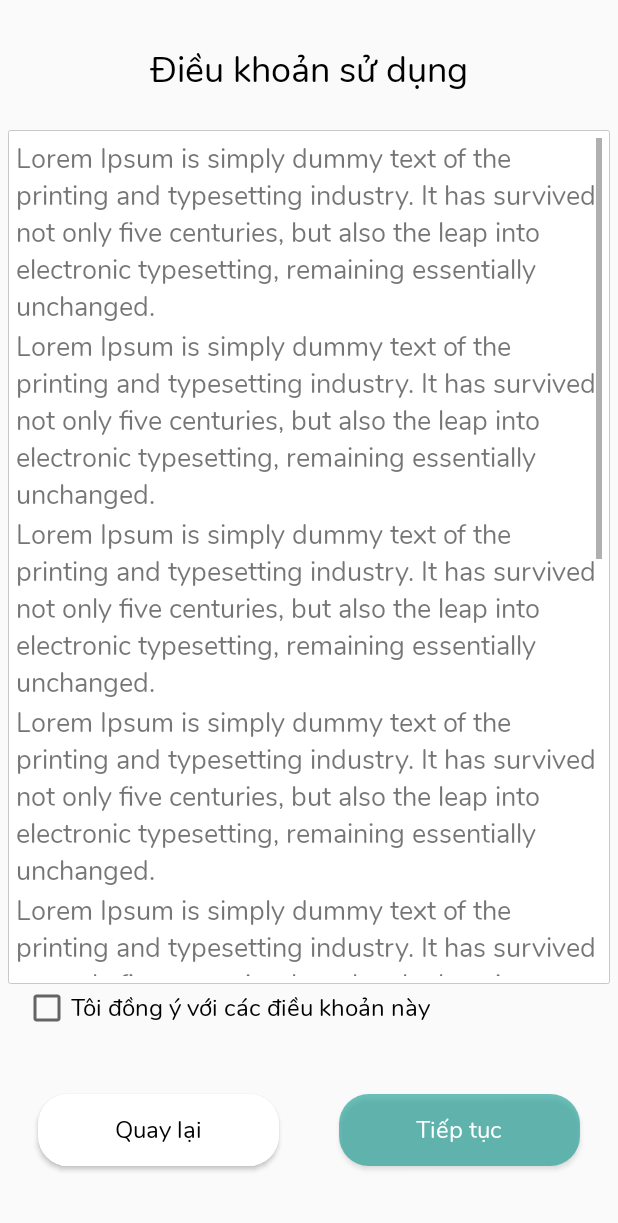
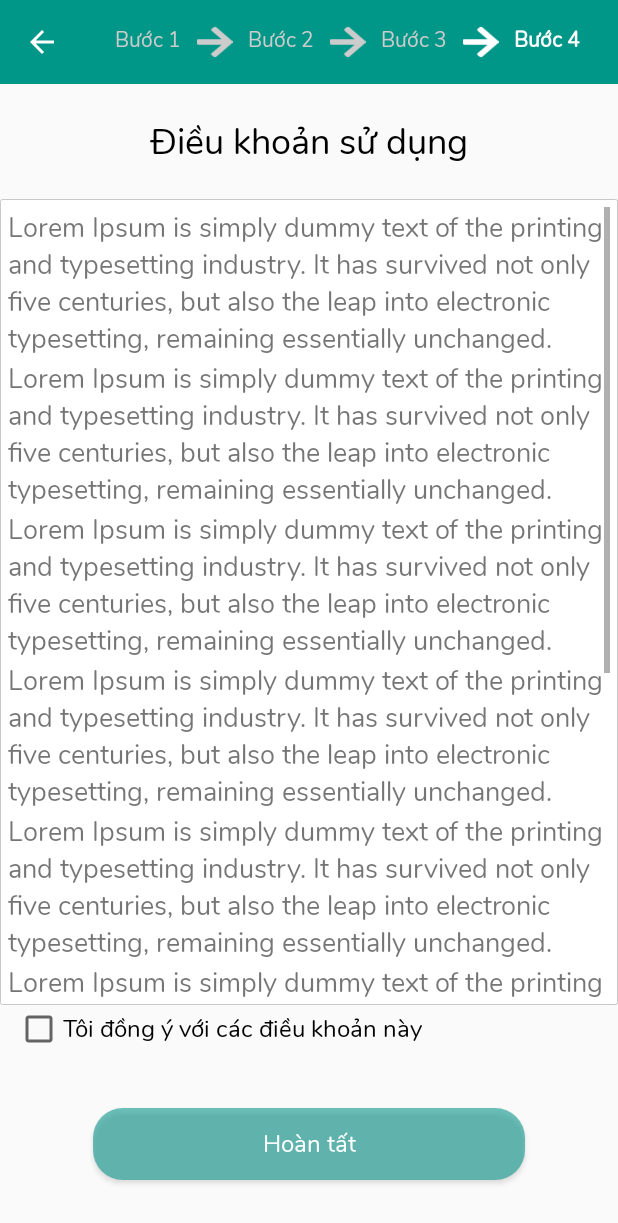
Before and after one commit to manhvdse61952/vehicle-rental-system, an Android app: the SignupOwnerPolicy screen opened directly, with no data from a screen before it, on a phone screen of 412 x 824 dp. Shown: the top 1223 px of the screen. Run offline under Robolectric (Android 15) with nearby library versions, the phone set to English and light mode, and no system bars; our stand-ins replace FlexboxLayout.

Commit message:
Redesign signup layout

```diff
--- a/VRS-android/app/src/main/AndroidManifest.xml
+++ b/VRS-android/app/src/main/AndroidManifest.xml
@@ -90,8 +90,6 @@
                 <action android:name="com.google.firebase.MESSAGING_EVENT" />
             </intent-filter>
         </service>
-
-        <activity android:name=".layout.signup.customer.SignUpActivity" android:screenOrientation="portrait"></activity>
         <activity android:name=".layout.signup.owner.SearchVehicleInfoActivity" android:screenOrientation="portrait"></activity>
     </application>
 
--- a/VRS-android/app/src/main/java/com/example/manhvdse61952/vrc_android/layout/signup/owner/SignupOwnerPolicy.java
+++ b/VRS-android/app/src/main/java/com/example/manhvdse61952/vrc_android/layout/signup/owner/SignupOwnerPolicy.java
@@ -8,6 +8,7 @@ import android.content.SharedPreferences;
 import android.os.Bundle;
 import android.support.annotation.Nullable;
 import android.support.v7.app.AppCompatActivity;
+import android.support.v7.widget.Toolbar;
 import android.view.View;
 import android.widget.Button;
 import android.widget.CheckBox;
@@ -39,7 +40,7 @@ import retrofit2.Retrofit;
 
 public class SignupOwnerPolicy extends AppCompatActivity {
 
-    Button btnSignupAccept, btnSignupBack;
+    Button btnSignupAccept;
     CheckBox cbxSignupPolicy;
     ProgressDialog dialog;
 
@@ -47,10 +48,16 @@ public class SignupOwnerPolicy extends AppCompatActivity {
     protected void onCreate(@Nullable Bundle savedInstanceState) {
         super.onCreate(savedInstanceState);
         setContentView(R.layout.activity_signup_policy_owner);
+        Toolbar toolbar = (Toolbar) findViewById(R.id.toolbar2);
+        setSupportActionBar(toolbar);
+        if (getSupportActionBar() != null) {
+            getSupportActionBar().setDisplayHomeAsUpEnabled(true);
+            getSupportActionBar().setDisplayShowHomeEnabled(true);
+            getSupportActionBar().setDisplayShowTitleEnabled(false);
+        }
 
         //Declare id
         btnSignupAccept = (Button) findViewById(R.id.btnSignupAccept);
-        btnSignupBack = (Button) findViewById(R.id.btnSignupBack);
         cbxSignupPolicy = (CheckBox) findViewById(R.id.cbxSignupPolicy);
 
         //Checkbox
@@ -131,15 +138,6 @@ public class SignupOwnerPolicy extends AppCompatActivity {
                 } catch (JsonProcessingException e) {
                     e.printStackTrace();
                 }
-            }
-        });
-
-        //Back button
-        btnSignupBack.setOnClickListener(new View.OnClickListener() {
-            @Override
-            public void onClick(View view) {
-                Intent it = new Intent(SignupOwnerPolicy.this, RegistVehicle.class);
-                startActivity(it);
             }
         });
     }
@@ -240,4 +238,9 @@ public class SignupOwnerPolicy extends AppCompatActivity {
         Intent it = new Intent(SignupOwnerPolicy.this, RegistVehicle.class);
         startActivity(it);
     }
+    @Override
+    public boolean onSupportNavigateUp() {
+        onBackPressed();
+        return true;
+    }
 }
--- a/VRS-android/app/src/main/res/layout/activity_signup_account.xml
+++ b/VRS-android/app/src/main/res/layout/activity_signup_account.xml
@@ -18,6 +18,7 @@
             android:layout_width="match_parent"
             android:orientation="horizontal"
             android:weightSum="9"
+            android:layout_marginRight="20dp"
             android:layout_height="match_parent">
             <TextView
                 android:layout_width="0dp"
--- a/VRS-android/app/src/main/res/layout/activity_signup_policy.xml
+++ b/VRS-android/app/src/main/res/layout/activity_signup_policy.xml
@@ -15,6 +15,7 @@
             android:layout_width="match_parent"
             android:orientation="horizontal"
             android:weightSum="9"
+            android:layout_marginRight="20dp"
             android:layout_height="match_parent">
             <TextView
                 android:layout_width="0dp"
@@ -171,8 +172,6 @@
                     android:id="@+id/btnSignupAccountAccept"
                     android:layout_width="0dp"
                     android:layout_weight="7"
-                    android:layout_marginLeft="20dp"
-                    android:layout_marginRight="20dp"
                     android:layout_height="wrap_content"
                     android:background="@drawable/btn_accept_hide"
                     android:textAllCaps="false"
--- a/VRS-android/app/src/main/res/layout/activity_signup_policy_owner.xml
+++ b/VRS-android/app/src/main/res/layout/activity_signup_policy_owner.xml
@@ -2,9 +2,76 @@
 <LinearLayout xmlns:android="http://schemas.android.com/apk/res/android"
     android:orientation="vertical"
     android:layout_width="match_parent"
-    android:layout_margin="5dp"
     android:layout_height="match_parent">
-
+    <android.support.v7.widget.Toolbar
+        android:id="@+id/toolbar2"
+        android:layout_width="match_parent"
+        android:layout_height="wrap_content"
+        android:background="?attr/colorPrimary"
+        android:minHeight="?attr/actionBarSize"
+        android:theme="?attr/actionBarTheme">
+        <LinearLayout
+            android:layout_width="match_parent"
+            android:orientation="horizontal"
+            android:weightSum="9"
+            android:layout_marginRight="20dp"
+            android:layout_height="match_parent">
+            <TextView
+                android:layout_width="0dp"
+                android:layout_weight="1.5"
+                android:text="Bước 1"
+                android:textSize="14sp"
+                android:gravity="center"
+                android:textColor="#CCCCCC"
+                android:layout_height="wrap_content" />
+            <ImageView
+                android:layout_width="0dp"
+                android:layout_weight="1"
+                android:src="@drawable/ic_back_two"
+                android:rotation="180"
+                android:tint="#CCCCCC"
+                android:layout_height="wrap_content" />
+            <TextView
+                android:layout_width="0dp"
+                android:layout_weight="1.5"
+                android:text="Bước 2"
+                android:textSize="14sp"
+                android:gravity="center"
+                android:textColor="#CCCCCC"
+                android:layout_height="wrap_content" />
+            <ImageView
+                android:layout_width="0dp"
+                android:layout_weight="1"
+                android:src="@drawable/ic_back_two"
+                android:rotation="180"
+                android:tint="#CCCCCC"
+                android:layout_height="wrap_content" />
+            <TextView
+                android:layout_width="0dp"
+                android:layout_weight="1.5"
+                android:text="Bước 3"
+                android:textSize="14sp"
+                android:gravity="center"
+                android:textColor="#CCCCCC"
+                android:layout_height="wrap_content" />
+            <ImageView
+                android:layout_width="0dp"
+                android:layout_weight="1"
+                android:src="@drawable/ic_back_two"
+                android:rotation="180"
+                android:tint="#FFFFFF"
+                android:layout_height="wrap_content" />
+            <TextView
+                android:layout_width="0dp"
+                android:layout_weight="1.5"
+                android:text="Bước 4"
+                android:textSize="14sp"
+                android:gravity="center"
+                android:textColor="#FFFFFF"
+                android:textStyle="bold"
+                android:layout_height="wrap_content" />
+        </LinearLayout>
+    </android.support.v7.widget.Toolbar>
     <LinearLayout
         android:layout_width="match_parent"
         android:orientation="vertical"
@@ -96,32 +163,17 @@
                 android:layout_width="match_parent"
                 android:orientation="horizontal"
                 android:weightSum="10"
-                android:gravity="center_vertical"
+                android:gravity="center"
                 android:layout_height="match_parent">
-                <Button
-                    android:id="@+id/btnSignupBack"
-                    android:layout_width="0dp"
-                    android:layout_weight="5"
-                    android:layout_marginLeft="20dp"
-                    android:layout_marginRight="20dp"
-                    android:layout_height="wrap_content"
-                    android:background="@drawable/btn_login"
-                    android:textAllCaps="false"
-                    android:text="Quay lại"
-                    android:textColor="#000"
-                    android:textSize="16sp"
-                    />
 
                 <Button
                     android:id="@+id/btnSignupAccept"
                     android:layout_width="0dp"
-                    android:layout_weight="5"
-                    android:layout_marginLeft="20dp"
-                    android:layout_marginRight="20dp"
+                    android:layout_weight="7"
                     android:layout_height="wrap_content"
                     android:background="@drawable/btn_accept_hide"
                     android:textAllCaps="false"
-                    android:text="Tiếp tục"
+                    android:text="Hoàn tất"
                     android:textColor="#FFF"
                     android:textSize="16sp"
                     />
--- a/VRS-android/app/src/main/res/layout/activity_signup_role.xml
+++ b/VRS-android/app/src/main/res/layout/activity_signup_role.xml
@@ -16,6 +16,7 @@
             android:layout_width="match_parent"
             android:orientation="horizontal"
             android:weightSum="9"
+            android:layout_marginRight="20dp"
             android:layout_height="match_parent">
             <TextView
                 android:layout_width="0dp"
--- a/VRS-android/app/src/main/res/layout/activity_signup_userinfo.xml
+++ b/VRS-android/app/src/main/res/layout/activity_signup_userinfo.xml
@@ -18,6 +18,7 @@
             android:layout_width="match_parent"
             android:orientation="horizontal"
             android:weightSum="9"
+            android:layout_marginRight="20dp"
             android:layout_height="match_parent">
             <TextView
                 android:layout_width="0dp"
```
Also changed, not shown: VRS-android/app/src/main/java/com/example/manhvdse61952/vrc_android/layout/signup/customer/SignUpActivity.java (deleted, +0 -13 lines), VRS-android/app/src/main/java/com/example/manhvdse61952/vrc_android/layout/vehicle/CalendarCustom.java (+11 -13 lines), VRS-android/app/src/main/res/layout/activity_sign_up.xml (deleted, +0 -153 lines).
